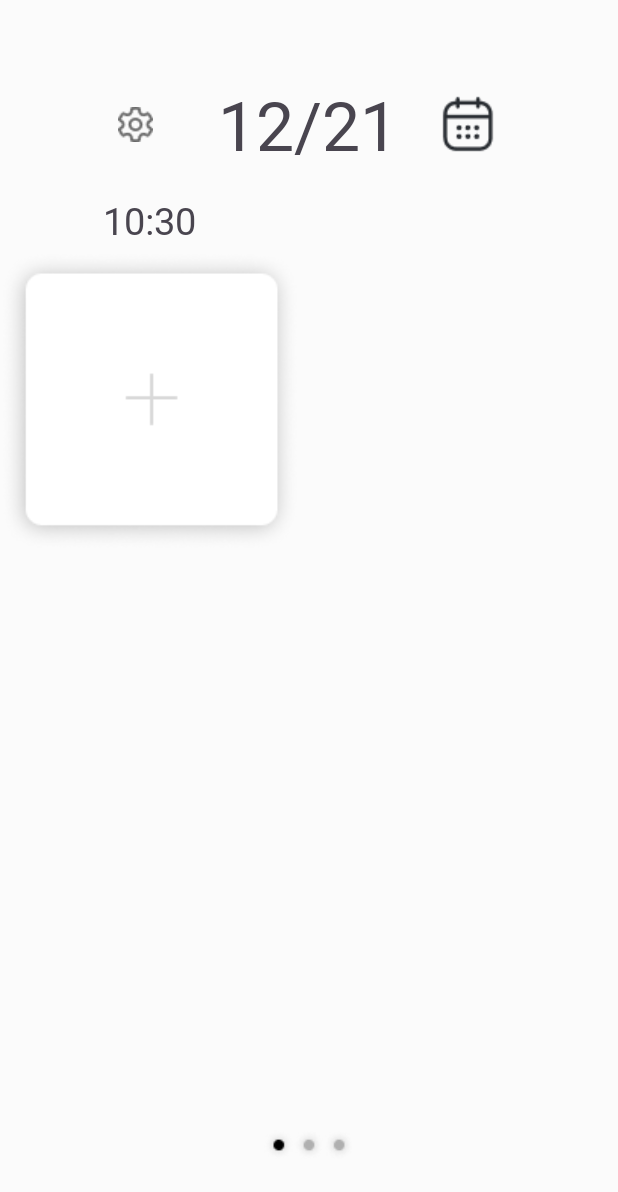
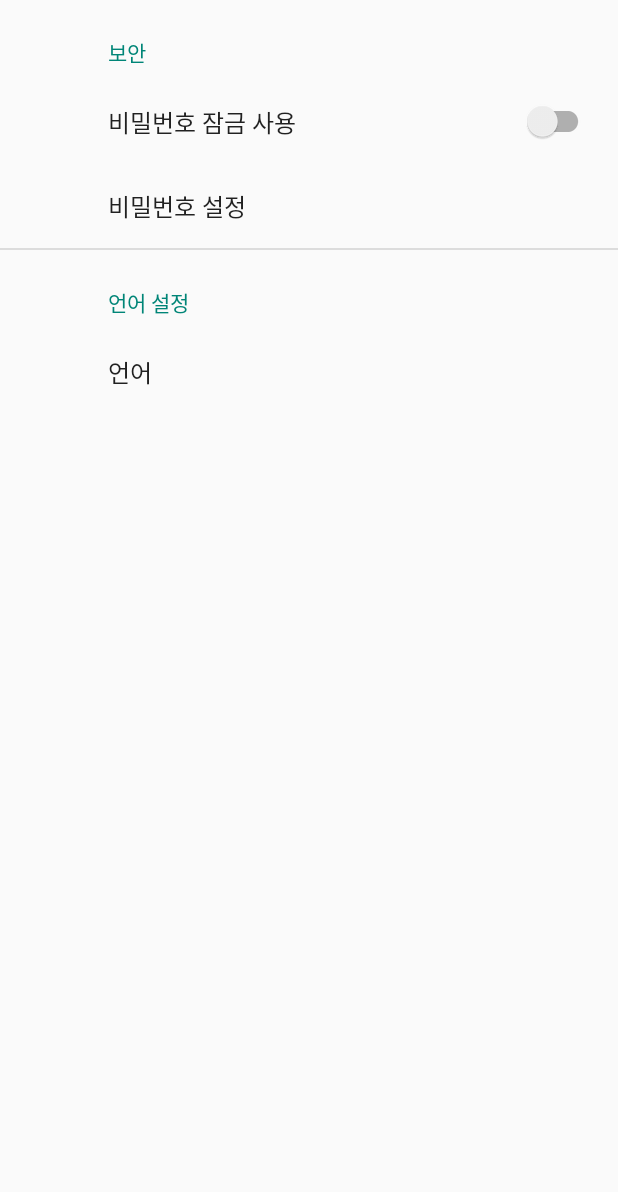
Before and after one commit to jupyter1234/MobileApp_project_2-, an Android app: the screen it shows after launch (MainActivity before the commit, SettingsActivity after it), after a tap on an icon or button, on a phone screen of 412 x 824 dp. Shown: the top 1192 px of the screen. Run offline under Robolectric (Android 15) with nearby library versions, the phone set to English and light mode, and no system bars; our stand-ins replace Room's generated code, androidx.preference; libraries missing offline, so code that uses them is left out: com.github.mikephil.charting.

Commit message:
add : PreferenceScreen and Password Lock

```diff
--- a/app/build.gradle.kts
+++ b/app/build.gradle.kts
@@ -74,6 +74,5 @@ dependencies {
 
     implementation("com.github.bumptech.glide:glide:4.16.0")
     annotationProcessor("com.github.bumptech.glide:compiler:4.16.0")
-
-    kapt("androidx.room:room-compiler:$room_version")
+    implementation("androidx.preference:preference-ktx:1.2.1")
 }
--- a/app/src/main/java/com/example/gieok_moa/MainActivity.kt
+++ b/app/src/main/java/com/example/gieok_moa/MainActivity.kt
@@ -1,14 +1,16 @@
 package com.example.gieok_moa
 
+import android.content.Intent
 import android.os.Bundle
 import androidx.appcompat.app.AppCompatActivity
 import androidx.fragment.app.Fragment
 import androidx.fragment.app.FragmentActivity
+import androidx.preference.PreferenceManager
 import androidx.viewpager2.adapter.FragmentStateAdapter
 import com.example.gieok_moa.databinding.ActivityMainBinding
 
 
-class MainActivity : AppCompatActivity(), OnSnapChangeListener {
+class MainActivity : AppCompatActivity() {
 
     class MainFragmentPagerAdapter(activity: FragmentActivity) :
         FragmentStateAdapter(activity) {
@@ -30,13 +32,12 @@ class MainActivity : AppCompatActivity(), OnSnapChangeListener {
 
         adapter = MainFragmentPagerAdapter(this)
         binding.viewPager.adapter = adapter
-    }
 
-    override fun onSnapChange() {
-        val stat1Fragment = adapter.fragments[1] as Stat1Fragment
-        stat1Fragment.updateStat1()
-        val stat2Fragment = adapter.fragments[2] as Stat2Fragment
-        stat2Fragment.refresh()
-
+        val sharedPreferences = PreferenceManager.getDefaultSharedPreferences(this /* Activity context */)
+        val usePassword = sharedPreferences.getBoolean("use_password", false)
+        if(usePassword) {
+            val signinIntent: Intent = Intent(this, SigninActivity::class.java)
+            startActivity(signinIntent)
+        }
     }
 }
--- a/app/src/main/java/com/example/gieok_moa/MainFragment.kt
+++ b/app/src/main/java/com/example/gieok_moa/MainFragment.kt
@@ -87,9 +87,8 @@ class MainFragment : Fragment() {
         binding.date.text = currentDate
 
         binding.settingButton.setOnClickListener {
-            //Log.d("check", "setting button clicked")
-//            val intent: Intent = Intent(this, oooActivity::class.java)
-//            startActivity(intent)
+            val intent: Intent = Intent(activity, SettingsActivity::class.java)
+            startActivity(intent)
         }
         binding.calendarButton.setOnClickListener {
             //Log.d("check", "calendar button clicked")
@@ -152,9 +151,8 @@ class MainFragment : Fragment() {
 
                 val setting=snapdialogBinding.root.findViewById<ImageView>(R.id.settingbutton)
                 setting.setOnClickListener{
-                    //snap수정 창으로 이동
-                    Log.d("ko", "setting button")
-                    dialog.dismiss()
+                    val intent: Intent = Intent(activity, SettingsActivity::class.java)
+                    startActivity(intent)
                 }
                 val trash=snapdialogBinding.root.findViewById<ImageView>(R.id.trashbutton)
                 trash.setOnClickListener {
@@ -170,21 +168,7 @@ class MainFragment : Fragment() {
         return binding.root
     }
 
-    private var listener: OnSnapChangeListener? = null
 
-    override fun onAttach(context: Context) {
-        super.onAttach(context)
-        if (context is OnSnapChangeListener) {
-            listener = context
-        } else {
-            throw RuntimeException(context.toString() + " must implement OnAddSnapClickListener")
-        }
-    }
-
-    override fun onDetach() {
-        super.onDetach()
-        listener = null
-    }
 
     companion object {
         lateinit var imageUri: Uri
@@ -217,11 +201,7 @@ class MainFragment : Fragment() {
             Log.d("park","Main ${uri.toString()}")
 
             val intent1=Intent(activity, AddSnapActivity::class.java)
-            fragmentUpdater.launch(intent1)
         }
-    }
-    val fragmentUpdater = registerForActivityResult(ActivityResultContracts.StartActivityForResult()){ result ->
-        listener?.onSnapChange()
     }
 
 
@@ -281,6 +261,3 @@ class MainFragment : Fragment() {
         }
     }
 }
-interface OnSnapChangeListener {
-    fun onSnapChange()
-}
--- /dev/null
+++ b/app/src/main/java/com/example/gieok_moa/SettingsActivity.kt
@@ -0,0 +1,67 @@
+package com.example.gieok_moa
+
+import android.content.res.Configuration
+import android.os.Build
+import android.os.Bundle
+import androidx.appcompat.app.AppCompatActivity
+import androidx.preference.ListPreference
+import androidx.preference.Preference
+import androidx.preference.PreferenceFragmentCompat
+import androidx.preference.PreferenceManager
+import java.util.Locale
+
+
+class SettingsActivity : AppCompatActivity() {
+
+
+    override fun onCreate(savedInstanceState: Bundle?) {
+        super.onCreate(savedInstanceState)
+        setContentView(R.layout.settings_activity)
+        if (savedInstanceState == null) {
+            supportFragmentManager
+                .beginTransaction()
+                .replace(R.id.settings, SettingsFragment())
+                .commit()
+        }
+        supportActionBar?.setDisplayHomeAsUpEnabled(true)
+    }
+
+    class SettingsFragment : PreferenceFragmentCompat(), Preference.OnPreferenceChangeListener {
+
+        override fun onCreatePreferences(savedInstanceState: Bundle?, rootKey: String?) {
+            setPreferencesFromResource(R.xml.root_preferences, rootKey)
+
+            val languagePreference: ListPreference? = findPreference("language")
+            languagePreference?.setOnPreferenceChangeListener(this)
+        }
+
+        override fun onPreferenceChange(preference: Preference, newValue: Any?): Boolean {
+
+            if (preference.key == "language") {
+                // 언어 변경 시 처리할 로직을 작성합니다.
+                changeLocale(newValue as String)
+            }
+
+            return true
+        }
+
+        private fun changeLocale(localeLang: String) {
+            val locale: Locale? = when (localeLang) {
+                "Korean" -> Locale("ko")
+                "English" -> Locale("en")
+                else -> null
+            }
+            val config: Configuration = resources.configuration
+
+            if (Build.VERSION.SDK_INT >= Build.VERSION_CODES.JELLY_BEAN_MR1) {
+                config.setLocale(locale)
+            } else {
+                config.locale = locale
+            }
+
+            resources.updateConfiguration(config, resources.displayMetrics)
+        }
+
+
+    }
+}
--- a/app/src/main/java/com/example/gieok_moa/StatAdapter.kt
+++ b/app/src/main/java/com/example/gieok_moa/StatAdapter.kt
@@ -1,5 +1,6 @@
 package com.example.gieok_moa
 
+import android.net.Uri
 import android.view.LayoutInflater
 import android.view.ViewGroup
 import androidx.core.net.toUri
@@ -19,7 +20,7 @@ class StatAdapter(val datas: List<Snap>): RecyclerView.Adapter<RecyclerView.View
 
         binding.snapTime.text = SimpleDateFormat("hh:mm").format(item.createdDate)
         Glide.with(binding.root)
-            .load(item.photoUrl.toUri())
+            .load(Uri.parse(item.photoUrl))
             .into(binding.snapImage)//glide라이브러리로 표시
     }
     override fun getItemCount(): Int = datas.size
--- a/app/src/main/java/com/example/gieok_moa/appDataBase.kt
+++ b/app/src/main/java/com/example/gieok_moa/appDataBase.kt
@@ -35,8 +35,7 @@ abstract class UserDatabase: RoomDatabase() {
                         context.applicationContext,
                         UserDatabase::class.java,
                         "user-database"
-                    ).allowMainThreadQueries()
-                        .build()
+                    ).build()
                 }
             }
             return instance
--- /dev/null
+++ b/app/src/main/res/drawable/round_corner.xml
@@ -0,0 +1,5 @@
+<?xml version="1.0" encoding="utf-8"?>
+<shape xmlns:android="http://schemas.android.com/apk/res/android"
+    android:shape="rectangle">
+    <corners android:radius="10dp"/>
+</shape>
--- /dev/null
+++ b/app/src/main/res/layout/settings_activity.xml
@@ -0,0 +1,9 @@
+<LinearLayout xmlns:android="http://schemas.android.com/apk/res/android"
+    android:layout_width="match_parent"
+    android:layout_height="match_parent">
+
+    <FrameLayout
+        android:id="@+id/settings"
+        android:layout_width="match_parent"
+        android:layout_height="match_parent" />
+</LinearLayout>
--- /dev/null
+++ b/app/src/main/res/values/arrays.xml
@@ -0,0 +1,12 @@
+<resources>
+    <!-- Reply Preference -->
+    <string-array name="language">
+        <item>한국어</item>
+        <item>영어</item>
+    </string-array>
+
+    <string-array name="language_values">
+        <item>Korean</item>
+        <item>English</item>
+    </string-array>
+</resources>
--- a/app/src/main/res/values/strings.xml
+++ b/app/src/main/res/values/strings.xml
@@ -1,14 +1,31 @@
 <resources>
     <string name="app_name">gieok_moa</string>
+    <!-- stat1 -->
+    <string name="daily_stat_title">오늘의 하루를 모아봤어요</string>
+    <!-- stat2 -->
+    <string name="no_data">정보 없음</string>
     <string name="stat_title1">11월의 모아님</string>
     <string name="stat_title2">이번 달은 어땠나요?</string>
     <string name="mood_score_title">색상 통계</string>
     <string name="tag_stat_title">가장 자주 쓴 태그</string>
-    <string name="daily_stat_title">오늘의 하루를 모아봤어요</string>
-    <string name="time1">14:00</string>
-    <string name="time2">15:09</string>
-    <string name="time3">15:33</string>
     <string name="no_tag">정보 없음</string>
+
     <string name="some_id">지금 어떤 기분이신가요?</string>
     <string name="detail">간단한 한 마디</string>
+
+
+    <!-- Preference Screen -->
+    <string name="title_activity_settings">SettingsActivity</string>
+    <string name="security">보안</string>
+    <string name="sync_header">언어 설정</string>
+    <string name="use_password">비밀번호 잠금 사용</string>
+    <string name="set_password">비밀번호 설정</string>
+    <string name="delete_password">비밀번호 초기화</string>
+    <string name="language_title">언어</string>
+
+    <!-- Signin Screen -->
+    <string name="pwInputHint">비밀번호</string>
+    <string name="pwSubmitBtn">확인</string>
+    <string name="wrongPassword">비밀번호가 틀렸습니다.</string>
+
 </resources>
--- a/app/src/main/res/values/styles.xml
+++ b/app/src/main/res/values/styles.xml
@@ -21,4 +21,7 @@
         <item name="android:textSize">24sp</item>
         <item name="android:textColor">#000000</item>
     </style>
+    <style name="PreferenceScreenStyle" parent="Theme.AppCompat.DayNight.NoActionBar">
+        <item name="android:fontFamily">@font/po</item>
+    </style>
 </resources>
--- /dev/null
+++ b/app/src/main/res/xml/root_preferences.xml
@@ -0,0 +1,28 @@
+<PreferenceScreen xmlns:app="http://schemas.android.com/apk/res-auto"
+    xmlns:android="http://schemas.android.com/apk/res/android"
+    android:theme="@style/PreferenceScreenStyle">
+
+    <PreferenceCategory app:title="@string/security"
+        >
+        <SwitchPreferenceCompat
+            app:key="use_password"
+            app:title="@string/use_password"
+            app:defaultValue="false"
+            />
+        <EditTextPreference
+            app:dependency="use_password"
+            app:key="password"
+            app:title="@string/set_password"
+            app:useSimpleSummaryProvider="false"/>
+    </PreferenceCategory>
+    <PreferenceCategory app:title="@string/sync_header">
+
+        <ListPreference
+            app:defaultValue="Korean"
+            app:entries="@array/language"
+            app:entryValues="@array/language_values"
+            app:key="language"
+            app:title="@string/language_title"/>
+    </PreferenceCategory>
+
+</PreferenceScreen>
```
Also changed, not shown: app/src/main/AndroidManifest.xml (+7 -2 lines), app/src/main/java/com/example/gieok_moa/SigninActivity.kt (+29 -25 lines), app/src/main/java/com/example/gieok_moa/Stat1Fragment.kt (+29 -23 lines), app/src/main/java/com/example/gieok_moa/Stat2Fragment.kt (+11 -3 lines), app/src/main/res/layout/activity_signin.xml (+29 -3 lines), app/src/main/res/layout/fragment_stat1.xml (+9 -17 lines), app/src/main/res/layout/item_stat.xml (+6 -5 lines).
